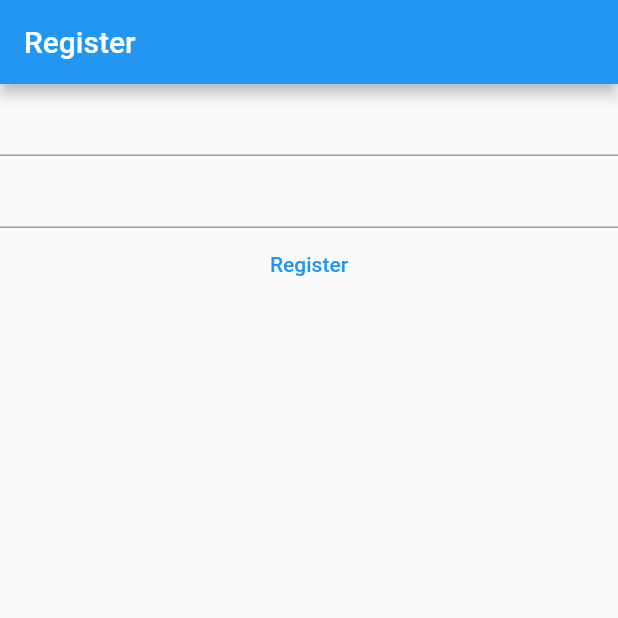
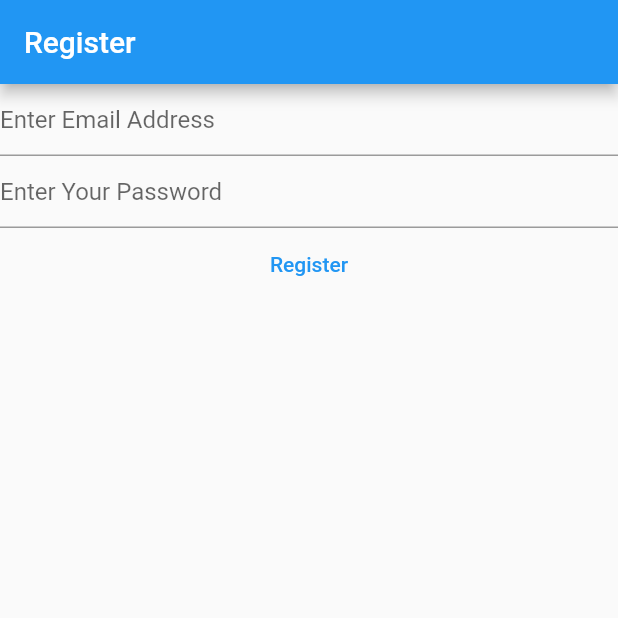
Before and after one commit to skuple/learningdart, a Flutter app: the screen it shows after launch, on a phone screen of 412 x 824 dp, the top half of it. Run offline on Flutter 3.47's test engine with Material 2 defaults, Android fonts, the phone set to English and light mode, and no system bars; our stand-ins replace firebase_core; accounts and stored records are empty.

Commit message:
textfield hint

```diff
--- a/lib/main.dart
+++ b/lib/main.dart
@@ -48,9 +48,13 @@ class _HomePageState extends State<HomePage> {
         children: [
           TextField(
             controller: _email,
+            decoration: const InputDecoration(hintText: 'Enter Email Address',
+            ),
           ),
           TextField(
             controller: _password,
+            decoration: const InputDecoration(hintText: 'Enter Your Password',
+            ),
           ),
           TextButton(
             onPressed: () async {},
```
